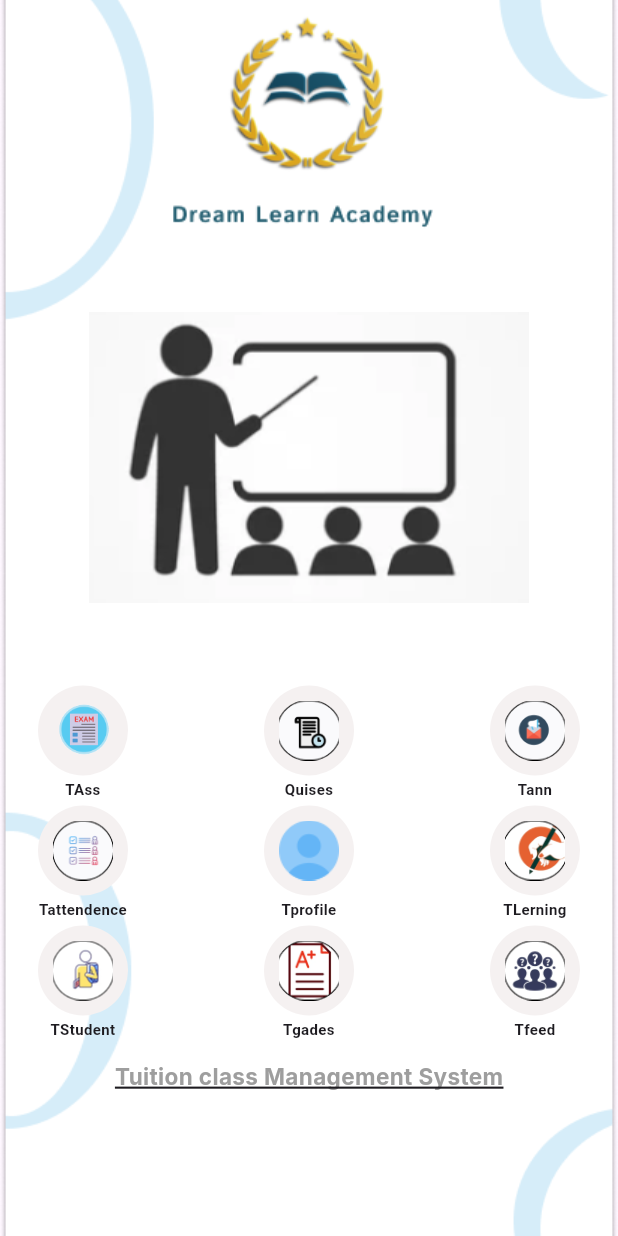
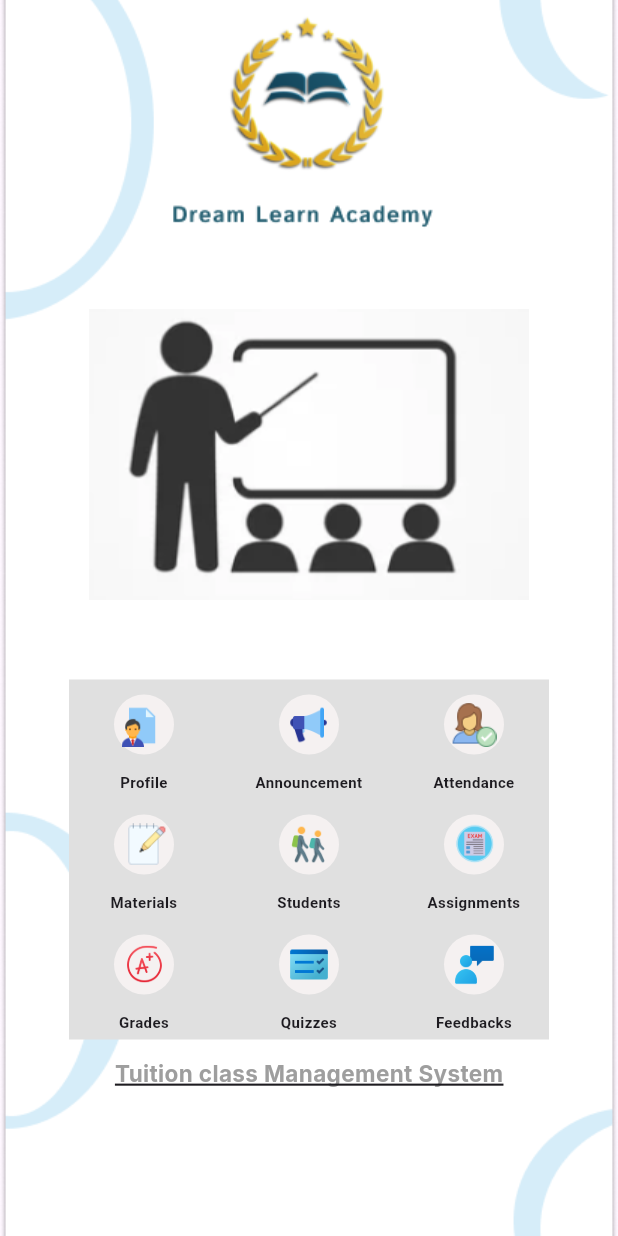
Before and after one commit to JanodAbesekara/MobileApp, a Flutter app: the TeacherDash widget shown alone on an empty page, opened directly, on a phone screen of 412 x 824 dp. Run offline on Flutter 3.47's test engine with Material 3 defaults, Android fonts, the phone set to English and light mode, and no system bars; our stand-ins replace google_fonts; missing offline and left inert: more_loading_gif.

Commit message:
Add new pages   to  teachers pages

```diff
--- /dev/null
+++ b/dream_learn_app/dream_learn_app/lib/screens/Profile.dart
@@ -0,0 +1,24 @@
+import 'package:flutter/material.dart';
+import 'package:dream_learn_app/screens/background.dart';
+
+class Profile extends StatefulWidget {
+  const Profile({Key? key}) : super(key: key);
+
+  @override
+  _ProfileState createState() => _ProfileState();
+}
+
+class _ProfileState extends State<Profile> {
+  @override
+  Widget build(BuildContext context) {
+    return BackgroundScreen(
+      child: _profile(context),
+    );
+  }
+
+  Widget _profile(BuildContext context) {
+    return Column(
+
+    );
+  }
+}
--- a/dream_learn_app/dream_learn_app/lib/screens/Teacher_page.dart
+++ b/dream_learn_app/dream_learn_app/lib/screens/Teacher_page.dart
@@ -1,5 +1,16 @@
 import 'package:flutter/material.dart';
 import 'package:dream_learn_app/screens/background.dart';
+import 'package:dream_learn_app/screens/Profile.dart';
+import 'package:dream_learn_app/screens/announcement.dart';
+import 'package:dream_learn_app/screens/attendenceT.dart';
+import 'package:dream_learn_app/screens/lecturematerial.dart';
+import 'package:dream_learn_app/screens/StudentT.dart';
+import 'package:dream_learn_app/screens/TAssignment.dart';
+import 'package:dream_learn_app/screens/GradeT.dart';
+import 'package:dream_learn_app/screens/QuizessT.dart';
+import 'package:dream_learn_app/screens/Feedbacksview.dart';
+
+
 
 class TeacherDash extends StatefulWidget {
   const TeacherDash({Key? key}) : super(key: key);
@@ -10,31 +21,43 @@ class TeacherDash extends StatefulWidget {
 
 class _TeacherDashState extends State<TeacherDash> {
   final List<String> sampleImages = [
+    "assets/T/profile.png",
+    "assets/T/announce1.png",
+    "assets/T/attendence12.png",
+    "assets/T/lecmaterial.png",
+    "assets/T/Stu12.png",
     "assets/T/TAss.png",
-    "assets/T/Quises.png",
-    "assets/T/Tann.png",
-    "assets/T/Tattendence.png",
-    "assets/T/Tprofile.png",
-    "assets/T/TLerning.png",
-    "assets/T/TStudent.png",
-    "assets/T/Tgades.png",
-    "assets/T/Tfeed.png",
+    "assets/T/gade12.png",
+    "assets/T/test.png",
+    "assets/T/feed12.png",
   ];
 
   final List<String> sampleNames = [
-    "TAss",
-    "Quises",
-    "Tann",
-    "Tattendence",
-    "Tprofile",
-    "TLerning",
-    "TStudent",
-    "Tgades",
-    "Tfeed",
+    "Profile",
+    "Announcement",
+    "Attendance",
+    "Materials",
+    "Students",
+    "Assignments",
+    "Grades",
+    "Quizzes",
+    "Feedbacks",
   ];
 
-  final double desiredWidth = 40.0; // Adjust according to your requirement
-  final double desiredHeight = 40.0; // Adjust according to your requirement
+  final List<Widget> samplePages = [
+    Profile(),
+    Announcement(),
+    AttendenceT(),
+    LectureMaterial(),
+    StudentT(),
+    TAssignment(),
+    GradeT(),
+    QuizessT(),
+    Feedbacksview(),
+  ];
+
+  final double desiredWidth = 30.0; // Adjust according to your requirement
+  final double desiredHeight = 30.0; // Adjust according to your requirement
 
   @override
   Widget build(BuildContext context) {
@@ -49,7 +72,7 @@ class _TeacherDashState extends State<TeacherDash> {
         mainAxisAlignment: MainAxisAlignment.center,
         children: [
           SizedBox(
-            height: 2,
+            height: 0.0,
           ),
           Image.asset(
             "assets/teacherdash.png",
@@ -57,22 +80,36 @@ class _TeacherDashState extends State<TeacherDash> {
             height: 300,
           ),
           SizedBox(
-            height: 2,
+            height: 0.0,
           ),
-          GridView.builder(
+          Padding(
+            padding: const EdgeInsets.symmetric(horizontal: 46.0), // Add padding to left and right
+            child: Container(
+              color: Colors.grey[300], // Set your desired background color here
+              child: GridView.builder(
                 gridDelegate: SliverGridDelegateWithFixedCrossAxisCount(
                   crossAxisCount: 3, // 3 columns
-              crossAxisSpacing: 40.0, // horizontal space between each item
+                  crossAxisSpacing: 10.0, // horizontal space between each item
                   mainAxisExtent: 80.0, // vertical space between each item
                 ),
                 itemCount: sampleImages.length, // Number of sample images
                 shrinkWrap: true,
                 physics: NeverScrollableScrollPhysics(),
                 itemBuilder: (BuildContext context, int index) {
-              return Column(
+                  return GestureDetector(
+                    onTap: () {
+                      Navigator.push(
+                        context,
+                        MaterialPageRoute(
+                          builder: (context) => samplePages[index],
+                        ),
+                      );
+                    },
+                    child: Column(
                       children: [
                         Container(
-                    padding: EdgeInsets.all(10),
+                          margin: EdgeInsets.all(10.0),
+                          padding: EdgeInsets.all(5.0),
                           decoration: BoxDecoration(
                             color: Color.fromARGB(255, 245, 241, 241),
                             borderRadius: BorderRadius.circular(100),
@@ -84,7 +121,7 @@ class _TeacherDashState extends State<TeacherDash> {
                             fit: BoxFit.cover,
                           ),
                         ),
-                  SizedBox(height: 2), // Space between image and text
+                        SizedBox(height: 1.0), // Space between image and text
                         Text(
                           sampleNames[index], // Use sampleNames list to display image names
                           textAlign: TextAlign.center,
@@ -94,11 +131,14 @@ class _TeacherDashState extends State<TeacherDash> {
                           ),
                         ),
                       ],
+                    ),
                   );
                 },
               ),
+            ),
+          ),
           SizedBox(
-            height: 10,
+            height: 12,
           ),
         ],
       ),
--- /dev/null
+++ b/dream_learn_app/dream_learn_app/lib/screens/announcement.dart
@@ -0,0 +1,24 @@
+import 'package:flutter/material.dart';
+import 'package:dream_learn_app/screens/background.dart';
+
+class Announcement extends StatefulWidget {
+  const Announcement({Key? key}) : super(key: key);
+
+  @override
+  _AnnouncementState createState() => _AnnouncementState();
+}
+
+class _AnnouncementState extends State<Announcement> {
+  @override
+  Widget build(BuildContext context) {
+    return BackgroundScreen(
+      child: _Announcements(context),
+    );
+  }
+
+  Widget _Announcements(BuildContext context) {
+    return Column(
+
+    );
+  }
+}
```
Also changed, not shown: dream_learn_app/dream_learn_app/lib/screens/Feedbacksview.dart (added, +24 -0 lines), dream_learn_app/dream_learn_app/lib/screens/GradeT.dart (added, +19 -0 lines), dream_learn_app/dream_learn_app/lib/screens/QuizessT.dart (added, +19 -0 lines), dream_learn_app/dream_learn_app/lib/screens/StudentT.dart (added, +24 -0 lines), dream_learn_app/dream_learn_app/lib/screens/TAssignment.dart (added, +19 -0 lines), dream_learn_app/dream_learn_app/lib/screens/attendenceT.dart (added, +19 -0 lines), dream_learn_app/dream_learn_app/lib/screens/lecturematerial.dart (added, +19 -0 lines), dream_learn_app/dream_learn_app/pubspec.yaml (+8 -9 lines), dream_learn_app/dream_learn_app/assets/T/Stu12.png (added), dream_learn_app/dream_learn_app/assets/T/announce1.png (added), dream_learn_app/dream_learn_app/assets/T/attendence12.png (added), dream_learn_app/dream_learn_app/assets/T/feed12.png (added), dream_learn_app/dream_learn_app/assets/T/gade12.png (added), dream_learn_app/dream_learn_app/assets/T/lecmaterial.png (added), 2 more files. Lines whose indentation alone changed are shown as unchanged.
